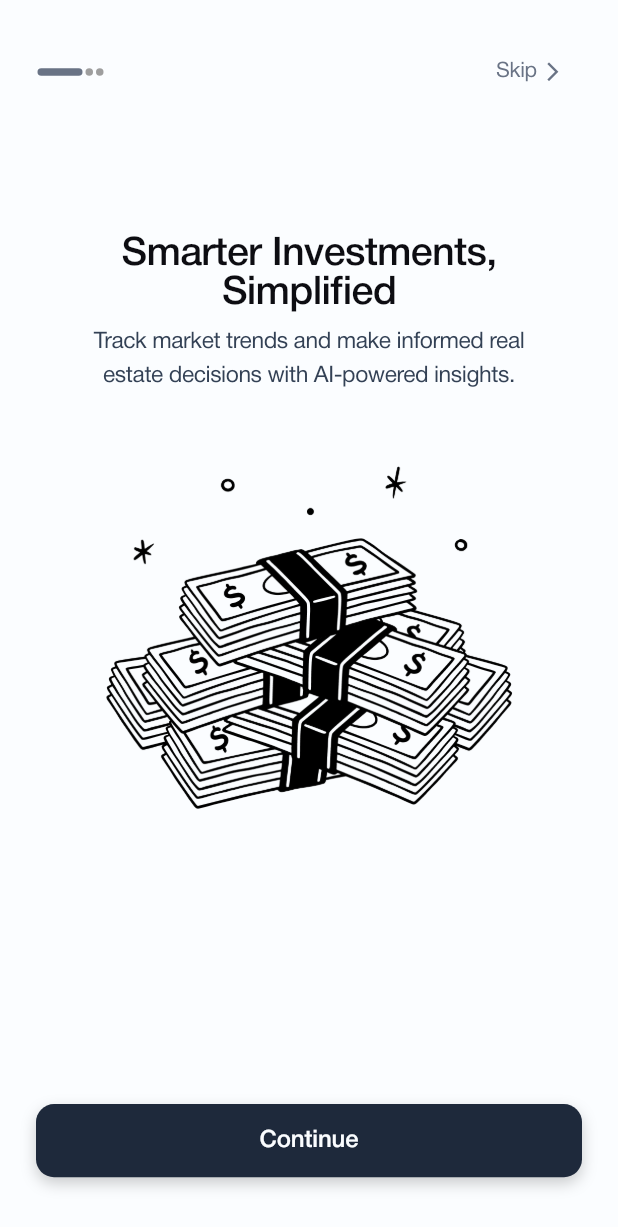
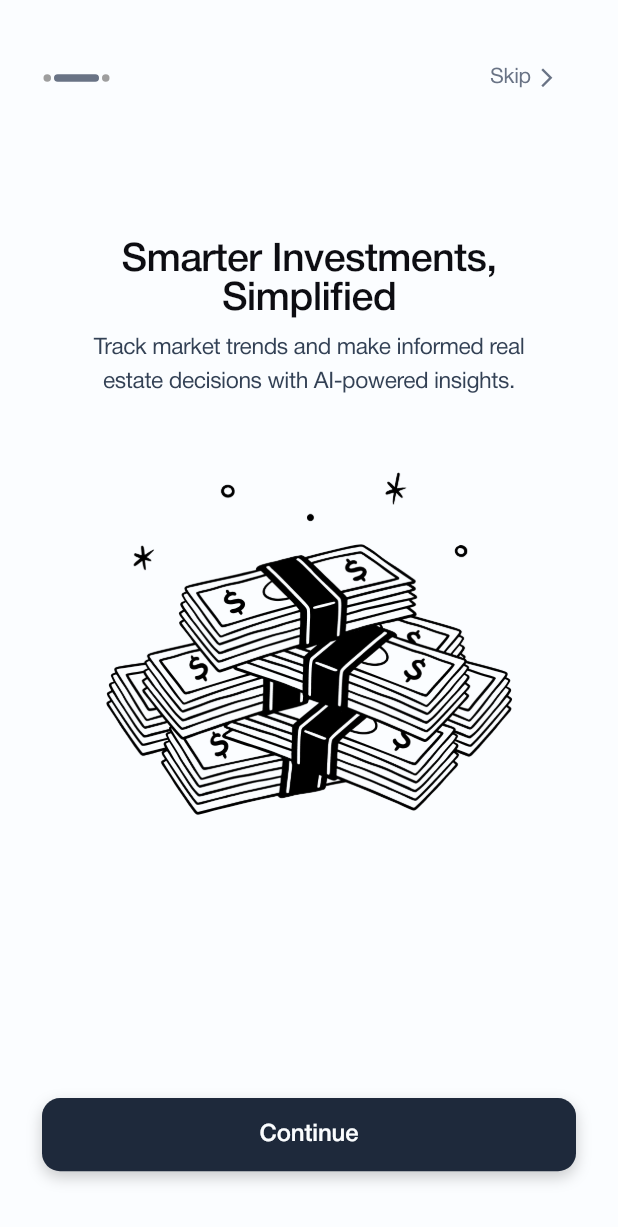
Before and after one commit to Dannny-Babs/Juniper, a Flutter app: the screen it shows after launch, after a tap on "Continue", on a phone screen of 412 x 824 dp. Shown: the top 1227 px of the screen. Run offline on Flutter 3.47's test engine with Material 3 defaults, Android fonts, the phone set to English and light mode, and no system bars; our stand-ins replace bloc, bloc_concurrency, cached_network_image, chat_bubbles, dio, equatable and 20 more; missing offline and left inert: enefty_icons, tab_container; accounts and stored records are empty; project files that could hold a hidden picture were left out.

Commit message:
refactor: Update onboarding flow with Bloc integration and improve error handling in main initialization

```diff
--- a/lib/core/utils/packages.dart
+++ b/lib/core/utils/packages.dart
@@ -20,8 +20,6 @@ export 'package:permission_handler/permission_handler.dart';
 export 'package:go_router/go_router.dart';
 export 'package:intl/intl.dart';
 export 'package:image_picker/image_picker.dart';
-export 'package:firebase_auth/firebase_auth.dart';
-export 'package:firebase_core/firebase_core.dart';
 //export 'package:cloud_firestore/cloud_firestore.dart';
 export 'package:shimmer/shimmer.dart';
 export 'package:cached_network_image/cached_network_image.dart';
--- a/lib/features/onboarding/bloc/onboarding_bloc.dart
+++ b/lib/features/onboarding/bloc/onboarding_bloc.dart
@@ -1,3 +1,6 @@
+import 'package:flutter_bloc/flutter_bloc.dart';
+import 'package:equatable/equatable.dart';
+import 'package:shared_preferences/shared_preferences.dart';
 import '../../../core/utils/utils.dart';
 
 part 'onboarding_event.dart';
--- a/lib/features/onboarding/bloc/onboarding_event.dart
+++ b/lib/features/onboarding/bloc/onboarding_event.dart
@@ -1,17 +1,23 @@
 part of 'onboarding_bloc.dart';
 
 abstract class OnboardingEvent extends Equatable {
+  const OnboardingEvent();
+
   @override
   List<Object?> get props => [];
 }
 
 class OnboardingStarted extends OnboardingEvent {}
+
 class OnboardingPageChanged extends OnboardingEvent {
   final int pageIndex;
-  OnboardingPageChanged(this.pageIndex);
+
+  const OnboardingPageChanged({required this.pageIndex});
 
   @override
   List<Object?> get props => [pageIndex];
 }
+
 class OnboardingCompleted extends OnboardingEvent {}
+
 class OnboardingSkipped extends OnboardingEvent {}
--- a/lib/features/onboarding/presentation/onboarding_screen.dart
+++ b/lib/features/onboarding/presentation/onboarding_screen.dart
@@ -1,7 +1,10 @@
 import 'package:flutter/material.dart';
+import 'package:flutter_bloc/flutter_bloc.dart';
+import 'package:go_router/go_router.dart';
 import 'package:juniper/core/utils/utils.dart';
 import 'package:juniper/core/widgets/button.dart';
 import '../widgets/slider.dart';
+import '../bloc/onboarding_bloc.dart';
 
 class OnboardingPage extends StatefulWidget {
   const OnboardingPage({super.key});
@@ -60,7 +63,7 @@ class _OnboardingPageState extends State<OnboardingPage> {
           body: Stack(
             children: [
               Padding(
-                padding: const EdgeInsets.all(AppConstants.padding24),
+                padding: const EdgeInsets.all(AppConstants.padding28),
                 child: Column(
                   children: [
                     Row(
@@ -99,6 +102,11 @@ class _OnboardingPageState extends State<OnboardingPage> {
                       child: PageView.builder(
                         physics: const NeverScrollableScrollPhysics(),
                         controller: _pageController,
+                        onPageChanged: (index) {
+                          context
+                              .read<OnboardingBloc>()
+                              .add(OnboardingPageChanged(pageIndex: index));
+                        },
                         itemCount: slides.length,
                         itemBuilder: (context, index) {
                           return OnboardingSlideWidget(slide: slides[index]);
@@ -159,10 +167,13 @@ class _OnboardingPageState extends State<OnboardingPage> {
         if (state.currentPage == slides.length - 1) {
           context.read<OnboardingBloc>().add(OnboardingCompleted());
         } else {
-          _pageController.nextPage(
+          final nextPage = state.currentPage + 1;
+          _pageController.animateToPage(
+            nextPage,
             duration: const Duration(milliseconds: 300),
             curve: Curves.easeInOut,
           );
+          context.read<OnboardingBloc>().add(OnboardingPageChanged(pageIndex: nextPage));
         }
       },
     );
--- a/lib/main.dart
+++ b/lib/main.dart
@@ -6,8 +6,20 @@ import 'package:path_provider/path_provider.dart'
 import 'core/utils/utils.dart';
 import 'features/property_details/data/repositories/property_repository_impl.dart';
 
+
 void main() async {
   WidgetsFlutterBinding.ensureInitialized();
+
+  // Clear any hanging PIF transfer sessions that might cause issues
+  try {
+    final tempDir = await getTemporaryDirectory();
+    final pifDir = Directory('${tempDir.path}/PIFSession');
+    if (await pifDir.exists()) {
+      await pifDir.delete(recursive: true);
+    }
+  } catch (e) {
+    debugPrint('Failed to clear PIF sessions: $e');
+  }
 
   // Initialize database properly
   await initializeDependencies();
@@ -35,11 +47,6 @@ void main() async {
         BlocProvider(
           create: (context) => ChatBloc(),
         ),
-        BlocProvider(
-          create: (context) => PropertyDetailsBloc(
-            propertyRepository: PropertyRepositoryImpl(),
-          ),
-        ),
         BlocProvider<PropertyDetailsBloc>(
           create: (context) => PropertyDetailsBloc(
             propertyRepository: PropertyRepositoryImpl(),
@@ -60,6 +67,21 @@ Future<void> initializeDependencies() async {
 
     final dbPath = path.join(appDocDir.path, 'juniper.db');
 
+    // Try to delete any problematic lockfiles that might cause PIF transfer issues
+    try {
+      final lockFile = File('$dbPath-shm');
+      if (await lockFile.exists()) {
+        await lockFile.delete();
+      }
+      final journalFile = File('$dbPath-wal');
+      if (await journalFile.exists()) {
+        await journalFile.delete();
+      }
+    } catch (e) {
+      debugPrint('Failed to clear database lock files: $e');
+      // Continue anyway
+    }
+
     // Open database with minimal configuration first
     final database = await openDatabase(
       dbPath,
@@ -76,6 +98,9 @@ Future<void> initializeDependencies() async {
           )
         ''');
       },
+      // Add timeout to prevent hanging
+      singleInstance: true,
+      readOnly: false,
     );
 
     // Configure database after it's open
--- a/pubspec.yaml
+++ b/pubspec.yaml
@@ -30,9 +30,6 @@ dependencies:
   go_router: ^14.8.1 # Update to latest version
   intl: ^0.20.1
   image_picker: ^1.1.2
-  firebase_core: ^2.24.2
-  firebase_auth: ^4.15.3
-  cloud_firestore: ^4.13.6
   tab_container: ^3.5.3
   shimmer: ^3.0.0
   cached_network_image: ^3.4.1
```
Also changed, not shown: pubspec.lock, 73 other files.
